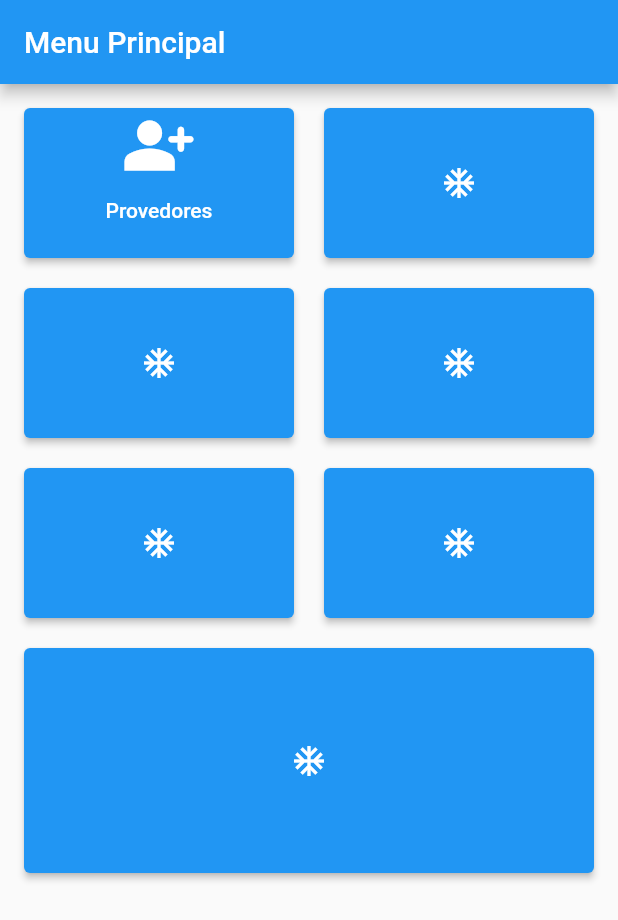
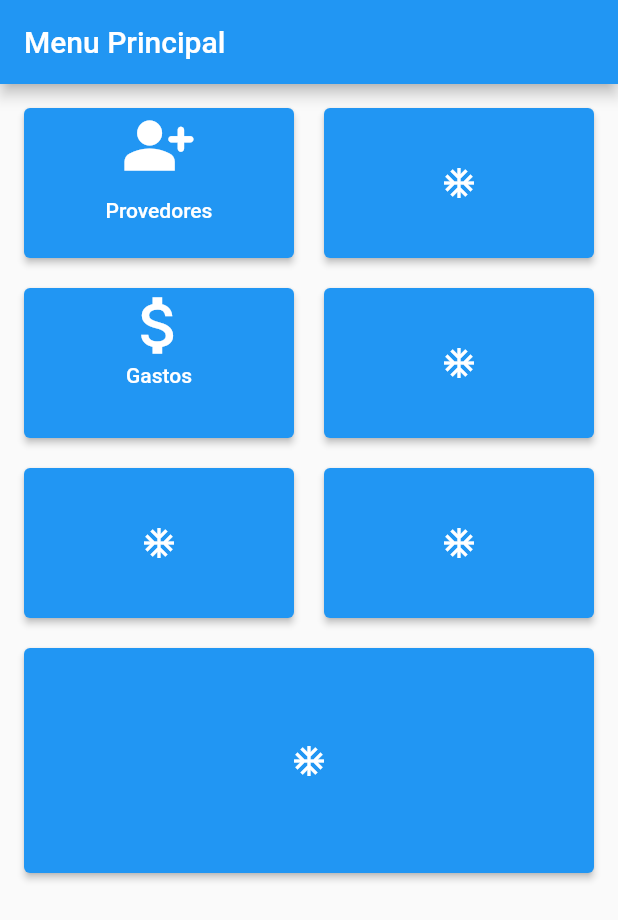
Before and after one commit to JoanManuel16/jullery_proyect, a Flutter app: the screen it shows after launch, on a phone screen of 412 x 824 dp. Shown: the top 920 px of the screen. Run offline on Flutter 3.47's test engine with Material 2 defaults, Android fonts, the phone set to English and light mode, and no system bars; our stand-ins replace sqflite; accounts and stored records are empty.

Commit message:
agregadas las clases de los gastos y correccion de errores general

```diff
--- /dev/null
+++ b/lib/Gastos/categoriaClass.dart
@@ -0,0 +1,11 @@
+class CategoriaClass {
+  String categoria;
+  int id;
+  CategoriaClass({this.categoria, this.id});
+  Map<String, dynamic> toMap() {
+    return {
+      'categoria': categoria,
+      'id_categoria': id,
+    };
+  }
+}
--- /dev/null
+++ b/lib/Gastos/gastosClass.dart
@@ -0,0 +1,15 @@
+class GastosClass {
+  String fecha;
+  int importe;
+  String categoria;
+  String nombre;
+  GastosClass({this.fecha, this.importe, this.categoria, this.nombre});
+  Map<String, dynamic> toMap() {
+    return {
+      'fecha': fecha,
+      'importe': importe,
+      'categoria': categoria,
+      'nombre': nombre,
+    };
+  }
+}
--- /dev/null
+++ b/lib/Gastos/gastosW.dart
@@ -0,0 +1,45 @@
+import 'package:flutter/cupertino.dart';
+import 'package:flutter/material.dart';
+import 'package:flutter_application_1/Gastos/gastosClass.dart';
+
+import '../db.dart';
+
+class GtastosW extends StatefulWidget {
+  @override
+  _GtastosWState createState() => _GtastosWState();
+}
+
+class _GtastosWState extends State<GtastosW> {
+  List<GastosClass> gastos = [];
+  void initState() {
+    caragrGastos();
+    super.initState();
+  }
+
+  caragrGastos() async {
+    List<GastosClass> aux = await DB.getAllGastos();
+    setState(() {
+      gastos = aux;
+    });
+  }
+
+  @override
+  Widget build(BuildContext context) {
+    return ListView.builder(
+      itemCount: gastos.length,
+      itemBuilder: (context, index) => Card(
+        clipBehavior: Clip.antiAlias,
+        child: Column(
+          children: [
+            ListTile(
+              leading: Text(gastos[index].categoria),
+              title: Text(gastos[index].nombre),
+              subtitle: Text(gastos[index].fecha),
+              trailing: Text(gastos[index].importe.toString()),
+            ),
+          ],
+        ),
+      ),
+    );
+  }
+}
--- a/lib/main.dart
+++ b/lib/main.dart
@@ -1,11 +1,11 @@
 import 'package:flutter/material.dart';
+import 'package:flutter_application_1/Gastos/agregarGasto.dart';
+import 'package:flutter_application_1/Gastos/gastosPrincipal.dart';
 
 import 'package:flutter_application_1/principal.dart';
 
 import 'Proveedor/Provedor.dart';
 import 'Proveedor/provedorPrincipal.dart';
-import 'editar.dart';
-import 'listado.dart';
 
 void main() {
   runApp(MyApp());
@@ -35,6 +35,9 @@ class MiApp extends StatelessWidget {
         "/" : (context) => Principal(),
         "/provedorPrincipal" : (context) => PorvedorPrinciapl(),
         "/provedor" : (context) => Provedor(),
+        "/gastos" : (context) => GastosPrincipal(),
+        "/agregarGasto" : (context) => Agregargasto(),
+
       }
     );
   }
--- a/lib/principal.dart
+++ b/lib/principal.dart
@@ -1,5 +1,7 @@
 import 'package:flutter/cupertino.dart';
 import 'package:flutter/material.dart';
+import 'package:flutter_application_1/Gastos/categoriaClass.dart';
+import 'package:flutter_application_1/db.dart';
 
 class Principal extends StatelessWidget {
   const Principal({Key key}) : super(key: key);
@@ -7,91 +9,135 @@ class Principal extends StatelessWidget {
   @override
   Widget build(BuildContext context) {
     return Scaffold(
-      appBar: AppBar(title: Text('Menu Principal'),
+      appBar: AppBar(
+        title: Text('Menu Principal'),
       ),
       body: Container(
-        child: Padding(padding: EdgeInsets.all(16),
+        child: Padding(
+          padding: EdgeInsets.all(16),
           child: Column(
             children: [
               Row(
                 children: [
                   Expanded(
-      child: Container(height: 100,width: 100,child: ElevatedButton(
+                      child: Container(
+                    height: 100,
+                    width: 100,
+                    child: ElevatedButton(
                         onPressed: () {
-          Navigator.pushNamed(context,"/provedorPrincipal");
+                          Navigator.pushNamed(context, "/provedorPrincipal");
                         },
                         child: Center(
-          child: Column(children: [
-            Icon(Icons.person_add_alt_rounded,size: 50,),
-            SizedBox(height: 10,),
+                          child: Column(
+                            children: [
+                              Icon(
+                                Icons.person_add_alt_rounded,
+                                size: 50,
+                              ),
+                              SizedBox(
+                                height: 10,
+                              ),
                               Text('Provedores')
-          ],),
-        )
-      ),)
-    ),
-    SizedBox(width: 20,),
-    Expanded(
-      child: Container(height: 100,width: 100,child: ElevatedButton(
-        onPressed: () {
-        },
-        child: Icon(Icons.ac_unit_sharp),
-      ),)
-    ),
                             ],
                           ),
- SizedBox(height: 20,),
+                        )),
+                  )),
+                  SizedBox(
+                    width: 20,
+                  ),
+                  Expanded(
+                      child: Container(
+                    height: 100,
+                    width: 100,
+                    child: ElevatedButton(
+                      onPressed: () {},
+                      child: Icon(Icons.ac_unit_sharp),
+                    ),
+                  )),
+                ],
+              ),
+              SizedBox(
+                height: 20,
+              ),
               Row(
                 children: [
                   Expanded(
-      child: Container(height: 100,width: 100,child: ElevatedButton(
+                      child: Container(
+                    height: 100,
+                    width: 100,
+                    child: ElevatedButton(
                         onPressed: () {
+                          Navigator.pushNamed(context, "/gastos");
                         },
+                        child: Column(
+                          children: [
+                            Icon(
+                              Icons.attach_money_outlined,
+                              size: 50,
+                            ),
+                            Text("Gastos")
+                          ],
+                        )),
+                  )),
+                  SizedBox(
+                    width: 20,
+                  ),
+                  Expanded(
+                      child: Container(
+                    height: 100,
+                    width: 100,
+                    child: ElevatedButton(
+                      onPressed: () {},
                       child: Icon(Icons.ac_unit_sharp),
-      ),)
                     ),
-    SizedBox(width: 20,),
-    Expanded(
-      child: Container(height: 100,width: 100,child: ElevatedButton(
-        onPressed: () {
-        },
-        child: Icon(Icons.ac_unit_sharp),
-      ),)
-    ),
+                  )),
                 ],
               ),
-SizedBox(height: 20,),
+              SizedBox(
+                height: 20,
+              ),
               Row(
                 children: [
                   Expanded(
-      child: Container(height: 100,width: 100,child: ElevatedButton(
-        onPressed: () {
-        },
+                      child: Container(
+                    height: 100,
+                    width: 100,
+                    child: ElevatedButton(
+                      onPressed: () {},
                       child: Icon(Icons.ac_unit_sharp),
-      ),)
                     ),
-    SizedBox(width: 20,),
+                  )),
+                  SizedBox(
+                    width: 20,
+                  ),
                   Expanded(
-      child: Container(height: 100,width: 100,child: ElevatedButton(
-        onPressed: () {
-        },
+                      child: Container(
+                    height: 100,
+                    width: 100,
+                    child: ElevatedButton(
+                      onPressed: () {},
                       child: Icon(Icons.ac_unit_sharp),
-      ),)
                     ),
+                  )),
                 ],
               ),
- SizedBox(height: 20,),
+              SizedBox(
+                height: 20,
+              ),
               Center(
-    child: Expanded(child: Container(
-      height: 150,width: 400,child: ElevatedButton(
+                child: Expanded(
+                    child: Container(
+                  height: 150,
+                  width: 400,
+                  child: ElevatedButton(
                     onPressed: () {
+                      print("lo hice");
+                      DB.insertCategoria(CategoriaClass(categoria: "Gastos Personales"));
                     },
                     child: Icon(Icons.ac_unit_sharp),
                   ),
-
                 )),
-
               )
-
             ],
           ),
         ),
--- a/pubspec.yaml
+++ b/pubspec.yaml
@@ -37,6 +37,7 @@ dependencies:
   # Use with the CupertinoIcons class for iOS style icons.
   cupertino_icons: ^1.0.2
   url_launcher: ^6.1.11
+  intl: ^0.18.1
 
 
 dev_dependencies:
```
Also changed, not shown: lib/Gastos/agregarGasto.dart (added, +120 -0 lines), lib/Gastos/gastosPrincipal.dart (added, +42 -0 lines), lib/db.dart (+73 -9 lines), pubspec.lock. Lines whose indentation alone changed are shown as unchanged.
